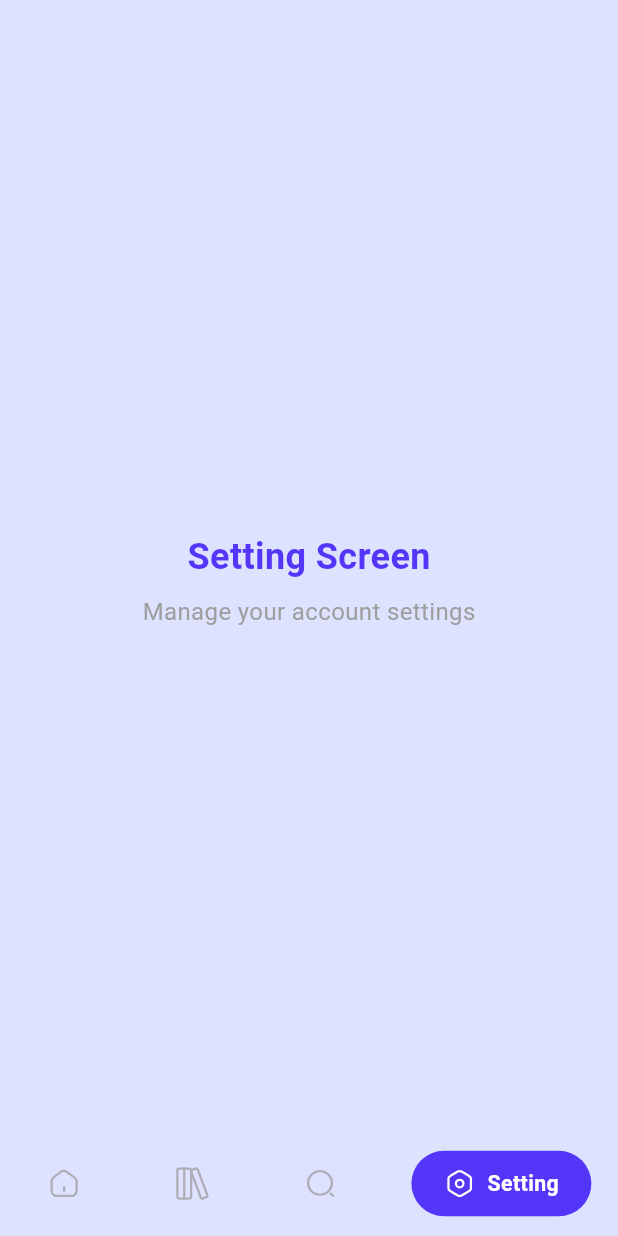
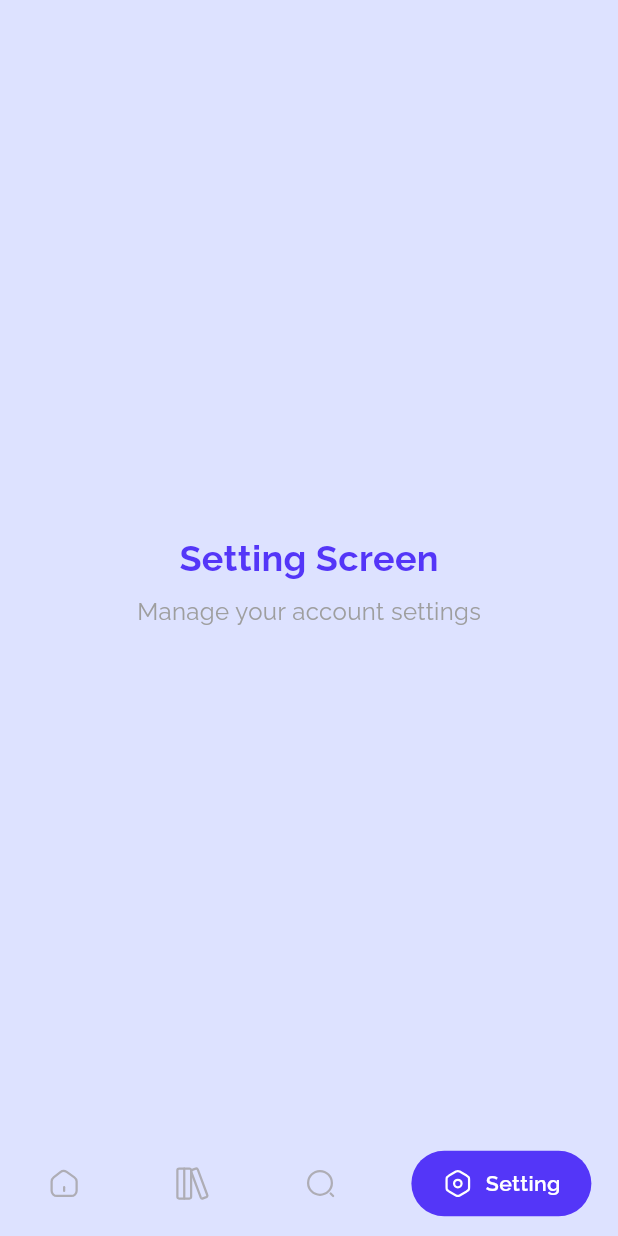
Before and after one commit to rashaNAlaswad/anime_app, a Flutter app: the screen it shows after launch, item 4 of the bottom bar chosen, on a phone screen of 412 x 824 dp. Run offline on Flutter 3.47's test engine with Material 3 defaults, Android fonts, the phone set to English and light mode, and no system bars; drawn by our look-alikes of persistent_bottom_nav_bar; our stand-ins replace flutter_screenutil, flutter_svg, google_fonts.

Commit message:
Update dependencies and integrate Google Fonts into text styles and theme

```diff
--- a/lib/core/theme/app_text_styles.dart
+++ b/lib/core/theme/app_text_styles.dart
@@ -1,5 +1,6 @@
 import 'package:flutter/material.dart';
 import 'package:flutter_screenutil/flutter_screenutil.dart';
+import 'package:google_fonts/google_fonts.dart';
 
 import 'app_colors.dart';
 import 'app_font_weight.dart';
@@ -7,49 +8,49 @@ import 'app_font_weight.dart';
 class AppTextStyles {
   AppTextStyles._();
 
-  static TextStyle font14whiteSemiBold = TextStyle(
+  static TextStyle font14whiteSemiBold = GoogleFonts.raleway(
     fontSize: 14.sp,
     fontWeight: AppFontWeight.semiBold,
     color: AppColors.white,
   );
 
-  static TextStyle font24DarkBlueBold = TextStyle(
+  static TextStyle font24DarkBlueBold = GoogleFonts.raleway(
     fontSize: 24.sp,
     fontWeight: AppFontWeight.bold,
     color: AppColors.darkBlue,
   );
 
-  static TextStyle font14darkBlueBold = TextStyle(
+  static TextStyle font14darkBlueBold = GoogleFonts.raleway(
     fontSize: 14.sp,
     fontWeight: AppFontWeight.bold,
     color: AppColors.darkBlue,
   );
 
-  static TextStyle font12greyMedium = TextStyle(
+  static TextStyle font12greyMedium = GoogleFonts.raleway(
     fontSize: 12.sp,
     fontWeight: AppFontWeight.medium,
     color: AppColors.grey,
   );
 
-  static TextStyle font24blackBold = TextStyle(
+  static TextStyle font24blackBold = GoogleFonts.raleway(
     fontSize: 24.sp,
     fontWeight: AppFontWeight.bold,
     color: AppColors.black,
   );
 
-  static TextStyle font16blackSemiBold = TextStyle(
+  static TextStyle font16blackSemiBold = GoogleFonts.raleway(
     fontSize: 16.sp,
     fontWeight: AppFontWeight.semiBold,
     color: AppColors.black,
   );
 
-  static TextStyle font15whiteSemiBold = TextStyle(
+  static TextStyle font15whiteSemiBold = GoogleFonts.raleway(
     fontSize: 15.sp,
     fontWeight: AppFontWeight.semiBold,
     color: AppColors.white,
   );
 
-  static TextStyle font13whiteMedium = TextStyle(
+  static TextStyle font13whiteMedium = GoogleFonts.raleway(
     fontSize: 13.sp,
     fontWeight: AppFontWeight.medium,
     color: AppColors.white,
--- a/lib/core/theme/app_theme.dart
+++ b/lib/core/theme/app_theme.dart
@@ -1,4 +1,5 @@
 import 'package:flutter/material.dart';
+import 'package:google_fonts/google_fonts.dart';
 
 import 'app_colors.dart';
 
@@ -6,6 +7,7 @@ ThemeData appTheme() {
   return ThemeData(
     scaffoldBackgroundColor: AppColors.scaffoldBackground,
     primaryColor: AppColors.bluePrimary,
+    fontFamily: GoogleFonts.raleway().fontFamily,
 
     appBarTheme: AppBarTheme(
       backgroundColor: AppColors.scaffoldBackground,
--- a/pubspec.yaml
+++ b/pubspec.yaml
@@ -19,6 +19,9 @@ dependencies:
   # Persistent bottom navigation bar
   persistent_bottom_nav_bar: ^6.2.1
 
+  # Google Fonts
+  google_fonts: ^6.3.1
+
 dev_dependencies:
   flutter_test:
     sdk: flutter
```
Also changed, not shown: pubspec.lock, 1 other file.
